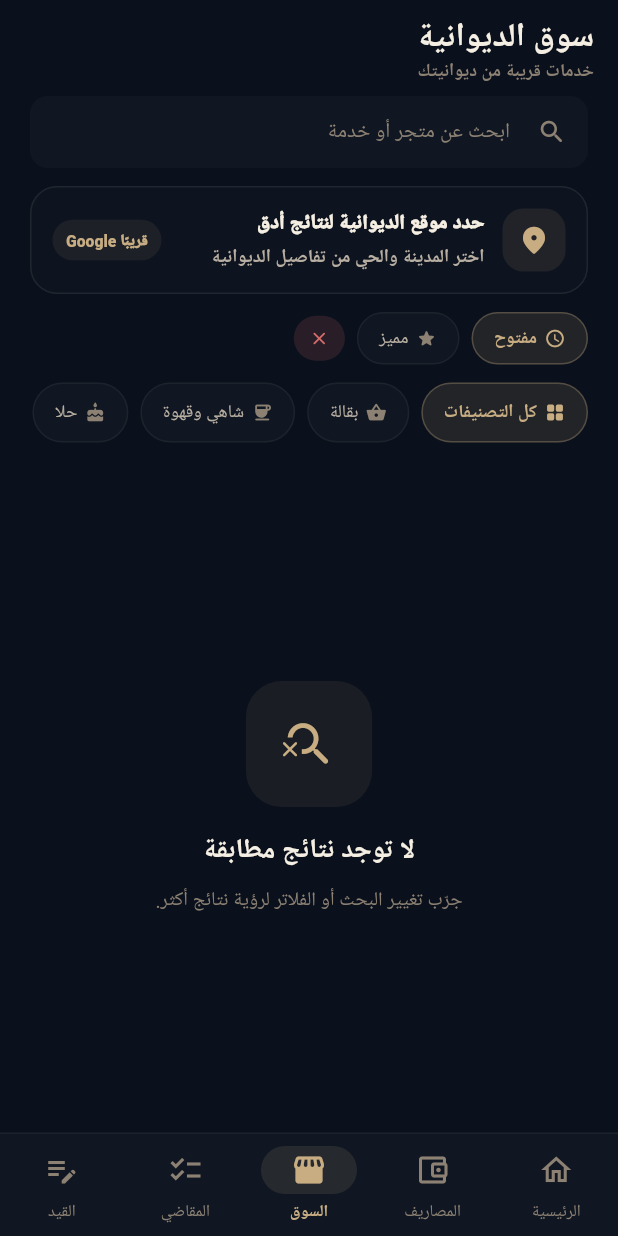
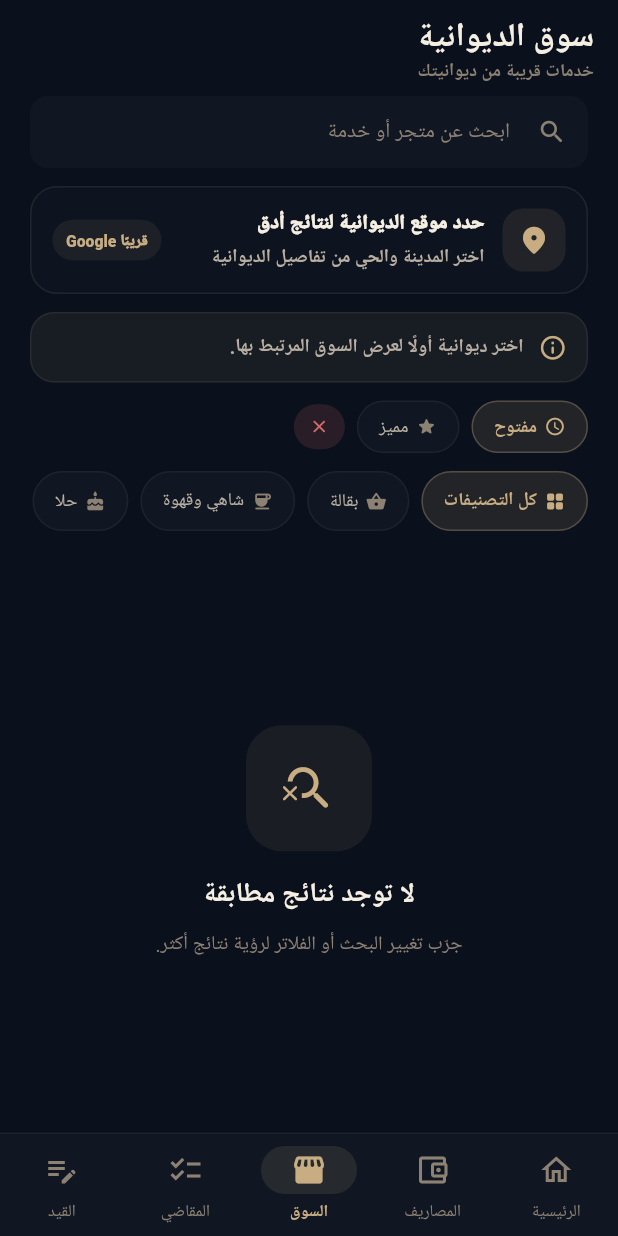
Before and after one commit to diwanapp/diwaniya-flutter, a Flutter app: the MarketplaceScreen screen opened by its route, after a tap on "مفتوح", on a phone screen of 412 x 824 dp. Run offline on Flutter 3.47's test engine with Material 3 defaults, Android fonts, the phone set to English and light mode, and no system bars; our stand-ins replace audioplayers, emoji_picker_flutter, file_picker, flutter_secure_storage, go_router, google_fonts and 7 more; missing offline and left inert: record; accounts and stored records are empty; Roboto replaces fonts that are missing (Ibm Plex Sans Arabic).

Commit message:
Connect Flutter marketplace to backend places endpoint

```diff
--- a/lib/core/api/diwaniya_api.dart
+++ b/lib/core/api/diwaniya_api.dart
@@ -268,6 +268,23 @@ class DiwaniyaApi {
     return DiwaniyaLocation.fromJson(map);
   }
 
+  static Future<Map<String, dynamic>> searchMarketplacePlaces({
+    required String diwaniyaId,
+    String? category,
+  }) async {
+    final d = _normalizedRequiredId(
+      diwaniyaId,
+      'معرّف الديوانية',
+    );
+    final response = await ApiClient.get(
+      Endpoints.marketplacePlaces(
+        diwaniyaId: d,
+        category: category,
+      ),
+    );
+    return _expectMap(response, 'DiwaniyaApi.searchMarketplacePlaces');
+  }
+
   static Map<String, dynamic> _expectMap(dynamic response, String endpoint) {
     if (response is Map<String, dynamic>) return response;
     throw ApiException(
--- a/lib/features/marketplace/marketplace_screen.dart
+++ b/lib/features/marketplace/marketplace_screen.dart
@@ -24,26 +24,91 @@ class MarketplaceScreen extends StatefulWidget {
 class _MarketplaceScreenState extends State<MarketplaceScreen> {
   final _searchCtrl = TextEditingController();
   MarketplaceFilter _filter = const MarketplaceFilter();
+  List<Store> _liveStores = const <Store>[];
+  bool _loadingPlaces = false;
+  String? _placesMessage;
+  String? _placesLocationLabel;
 
   @override
   void initState() {
     super.initState();
+    MarketplaceService.configureResolver(() => _liveStores);
     dataVersion.addListener(_handleDataRefresh);
+    Future<void>.microtask(_loadMarketplacePlaces);
   }
 
   @override
   void dispose() {
     dataVersion.removeListener(_handleDataRefresh);
+    MarketplaceService.configureResolver(null);
     _searchCtrl.dispose();
     super.dispose();
   }
 
   void _handleDataRefresh() {
-    if (mounted) setState(() {});
+    if (!mounted) return;
+    setState(() {});
+    _loadMarketplacePlaces();
   }
 
   void _updateFilter(MarketplaceFilter Function(MarketplaceFilter) update) {
     setState(() => _filter = update(_filter));
+  }
+
+  Future<void> _loadMarketplacePlaces({String? category}) async {
+    final active = _activeDiwaniya;
+    if (active == null || active.id.trim().isEmpty) {
+      if (!mounted) return;
+      setState(() {
+        _liveStores = const <Store>[];
+        _placesMessage = 'no_diwaniya_selected';
+        _placesLocationLabel = null;
+      });
+      return;
+    }
+
+    setState(() {
+      _loadingPlaces = true;
+      _placesMessage = null;
+    });
+
+    try {
+      final result = await MarketplaceService.loadBackendPlaces(
+        diwaniyaId: active.id,
+        category: category ?? _filter.selectedCategory,
+      );
+      if (!mounted) return;
+      setState(() {
+        _liveStores = result.stores;
+        _placesMessage = result.message;
+        _placesLocationLabel = result.locationLabel;
+      });
+    } catch (_) {
+      if (!mounted) return;
+      setState(() {
+        _liveStores = const <Store>[];
+        _placesMessage = 'marketplace_connection_error';
+      });
+    } finally {
+      if (mounted) {
+        setState(() => _loadingPlaces = false);
+      }
+    }
+  }
+
+  String? _placesNoticeText() {
+    switch (_placesMessage) {
+      case 'google_places_not_configured':
+        return 'سيتم عرض المحلات القريبة هنا بعد تفعيل الربط مع Google Places.';
+      case 'location_missing':
+        return 'حدد موقع الديوانية بدقة من تفاصيل الديوانية لعرض المحلات القريبة.';
+      case 'no_diwaniya_selected':
+        return 'اختر ديوانية أولًا لعرض السوق المرتبط بها.';
+      case 'marketplace_connection_error':
+        return 'تعذر تحديث السوق الآن. تحقق من الاتصال وحاول مرة أخرى.';
+      default:
+        return null;
+    }
   }
 
   DiwaniyaInfo? get _activeDiwaniya {
@@ -105,7 +170,8 @@ class _MarketplaceScreenState extends State<MarketplaceScreen> {
     final c = context.cl;
     final isFiltering = _filter.isActive;
     final active = _activeDiwaniya;
-    final locationLabel = _locationLabelFor(active);
+    final locationLabel = _placesLocationLabel ?? _locationLabelFor(active);
+    final placesNoticeText = _placesNoticeText();
 
     final hasResults = isFiltering ? _filteredStores.isNotEmpty : _allStores.isNotEmpty;
 
@@ -158,6 +224,18 @@ class _MarketplaceScreenState extends State<MarketplaceScreen> {
                     locationLabel: locationLabel,
                   ),
                   const SizedBox(height: 12),
+                  if (_loadingPlaces) ...[
+                    LinearProgressIndicator(
+                      minHeight: 3,
+                      color: c.accent,
+                      backgroundColor: c.border.withValues(alpha: 0.10),
+                    ),
+                    const SizedBox(height: 12),
+                  ],
+                  if (placesNoticeText != null) ...[
+                    _MarketplaceBackendNotice(message: placesNoticeText),
+                    const SizedBox(height: 12),
+                  ],
                   Row(
                     children: [
                       AppChip(
@@ -206,9 +284,12 @@ class _MarketplaceScreenState extends State<MarketplaceScreen> {
                   const SizedBox(height: 12),
                   MarketplaceCategoryList(
                     selectedCategory: _filter.selectedCategory,
-                    onCategoryChanged: (cat) => _updateFilter(
-                      (f) => f.copyWith(selectedCategory: () => cat),
-                    ),
+                    onCategoryChanged: (cat) {
+                      _updateFilter(
+                        (f) => f.copyWith(selectedCategory: () => cat),
+                      );
+                      _loadMarketplacePlaces(category: cat);
+                    },
                   ),
                   const SizedBox(height: 16),
                 ],
@@ -374,3 +455,47 @@ class _MarketplaceLocationBrief extends StatelessWidget {
     );
   }
 }
+
+class _MarketplaceBackendNotice extends StatelessWidget {
+  final String message;
+
+  const _MarketplaceBackendNotice({
+    required this.message,
+  });
+
+  @override
+  Widget build(BuildContext context) {
+    final c = context.cl;
+    return Container(
+      width: double.infinity,
+      padding: const EdgeInsets.all(13),
+      decoration: BoxDecoration(
+        color: c.accent.withValues(alpha: 0.07),
+        borderRadius: BorderRadius.circular(16),
+        border: Border.all(color: c.accent.withValues(alpha: 0.10)),
+      ),
+      child: Row(
+        crossAxisAlignment: CrossAxisAlignment.start,
+        children: [
+          Icon(
+            Icons.info_outline_rounded,
+            color: c.accent,
+            size: 19,
+          ),
+          const SizedBox(width: 10),
+          Expanded(
+            child: Text(
+              message,
+              style: TextStyle(
+                color: c.t2,
+                fontSize: 12.4,
+                height: 1.45,
+                fontWeight: FontWeight.w700,
+              ),
+            ),
+          ),
+        ],
+      ),
+    );
+  }
+}
```
Also changed, not shown: lib/core/api/endpoints.dart (+14 -0 lines), lib/features/marketplace/services/marketplace_service.dart (+125 -0 lines).
